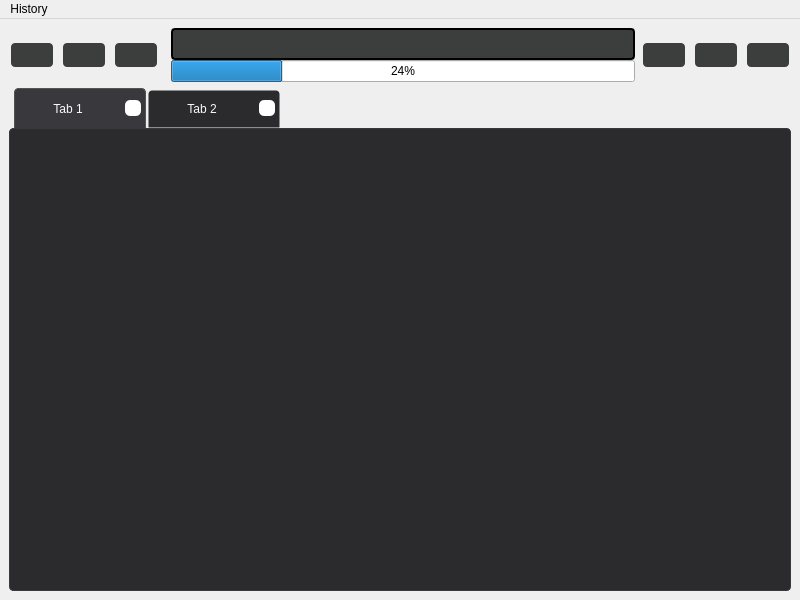
Above: mainwindow.ui from dhkey/qt-web-browser before the change. Below: the same form after it.
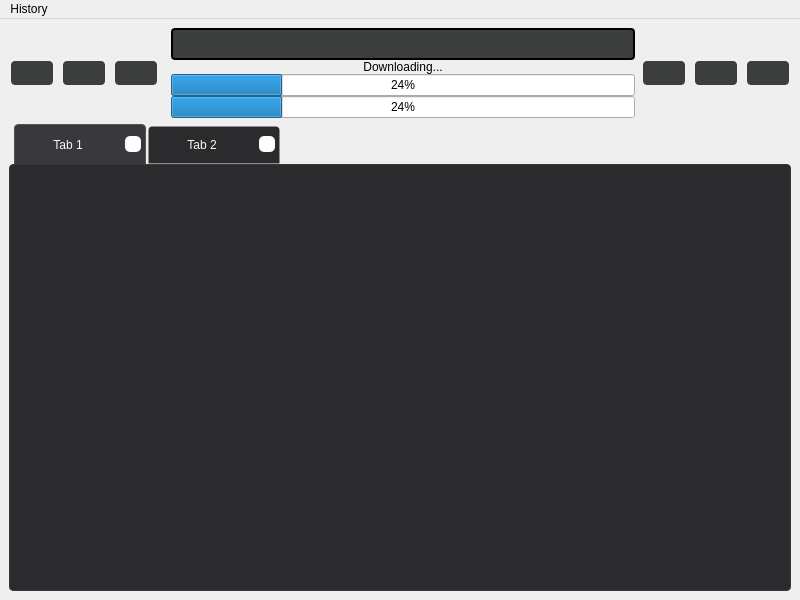
That is the form after the change. The open tabs and pages were chosen to show the change. Icons and pictures are not drawn.

Commit message: added download functional

The edit to the form file:
```diff
--- a/mainwindow.ui
+++ b/mainwindow.ui
@@ -118,7 +118,7 @@
        </widget>
       </item>
       <item row="1" column="2">
-       <layout class="QVBoxLayout" name="verticalLayout_2" stretch="0,0">
+       <layout class="QVBoxLayout" name="verticalLayout_2" stretch="0,0,0,0">
         <property name="spacing">
          <number>0</number>
         </property>
@@ -160,6 +160,47 @@
           </property>
          </widget>
         </item>
+        <item>
+         <widget class="QLabel" name="downloadLabel">
+          <property name="sizePolicy">
+           <sizepolicy hsizetype="Preferred" vsizetype="Preferred">
+            <horstretch>0</horstretch>
+            <verstretch>0</verstretch>
+           </sizepolicy>
+          </property>
+          <property name="text">
+           <string>Downloading...</string>
+          </property>
+          <property name="textFormat">
+           <enum>Qt::TextFormat::AutoText</enum>
+          </property>
+          <property name="scaledContents">
+           <bool>false</bool>
+          </property>
+          <property name="alignment">
+           <set>Qt::AlignmentFlag::AlignCenter</set>
+          </property>
+          <property name="wordWrap">
+           <bool>false</bool>
+          </property>
+          <property name="openExternalLinks">
+           <bool>false</bool>
+          </property>
+         </widget>
+        </item>
+        <item>
+         <widget class="QProgressBar" name="download">
+          <property name="styleSheet">
+           <string notr="true"/>
+          </property>
+          <property name="value">
+           <number>24</number>
+          </property>
+          <property name="invertedAppearance">
+           <bool>false</bool>
+          </property>
+         </widget>
+        </item>
         <item>
          <widget class="QProgressBar" name="progressBar">
           <property name="styleSheet">
```
Left out of the diff: 2 changed lines with no effect on the pictures. The commit also changes 2 other files.
